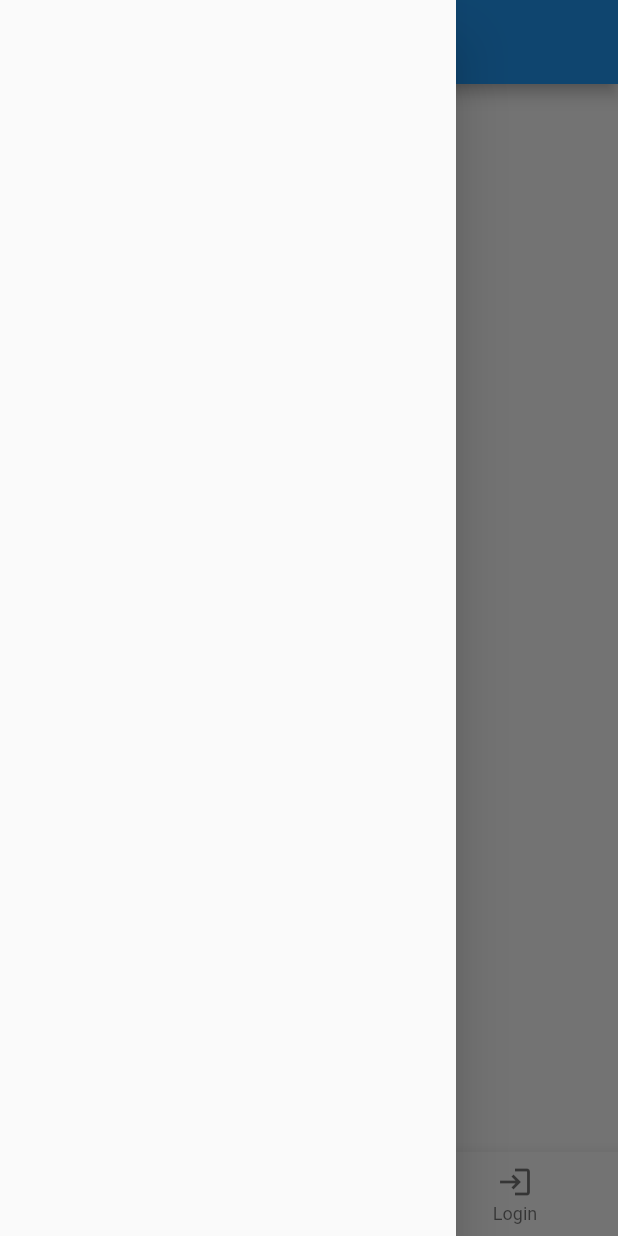
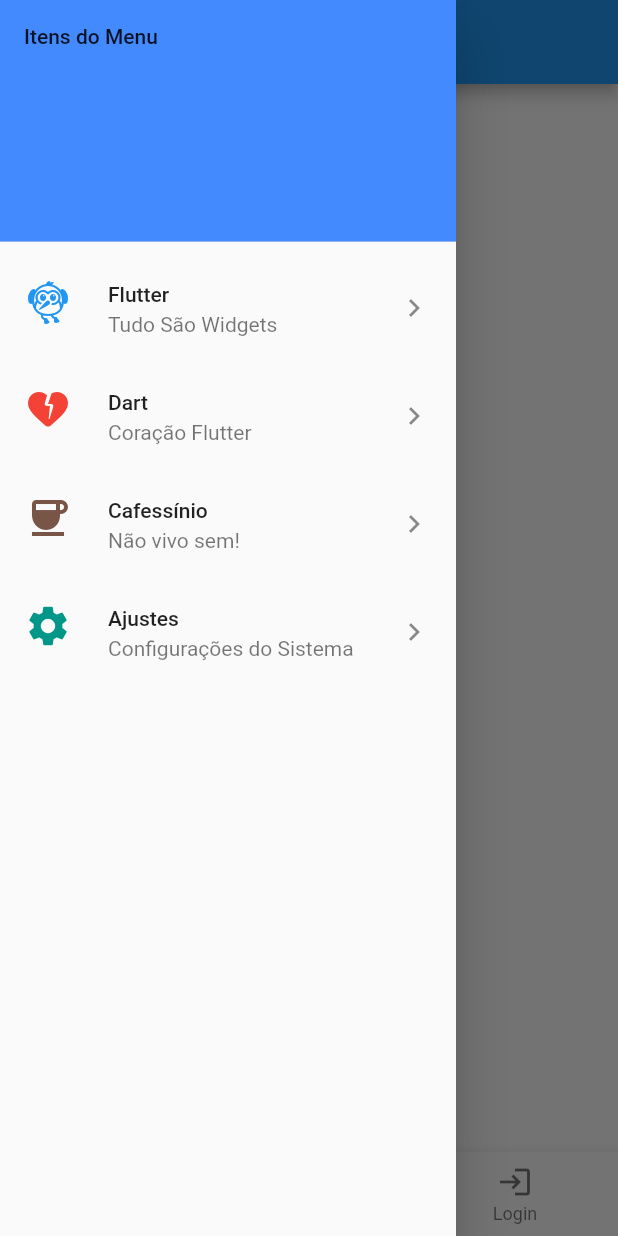
Before and after one commit to doutorhard/develop-app-flutter, a Flutter app: the screen it shows after launch, with the side drawer open, on a phone screen of 412 x 824 dp. Run offline on Flutter 3.47's test engine with Material 2 defaults, Android fonts, the phone set to English and light mode, and no system bars.

Commit message:
Criação do menu de navegação

```diff
--- a/layout/lib/layout.dart
+++ b/layout/lib/layout.dart
@@ -14,9 +14,75 @@
         appBar: AppBar(
           title: const Text("Layout - Flutter"),
         ),
-        drawer: const Drawer(
-            //
-            ),
+
+        // Menu Lateral (hamburger)
+        drawer: Drawer(
+          child: ListView(
+            padding: EdgeInsets.zero,
+            children: const <Widget>[
+              // Cabeçalho do Menu
+              DrawerHeader(
+                  child: Text('Itens do Menu'),
+                  decoration: BoxDecoration(color: Colors.blueAccent)),
+
+              // Item 1
+              ListTile(
+                title: const Text("Flutter"),
+                subtitle: Text("Tudo São Widgets"),
+                trailing: Icon(Icons.keyboard_arrow_right),
+                leading: Icon(
+                  Icons.flutter_dash,
+                  color: Colors.blue,
+                  size: 32,
+                ),
+                // onTap: () {
+                // Aqui vai o codigo de um método
+                // Navigator.pop(context);
+                // }
+              ),
+
+              // Item 2
+              ListTile(
+                title: const Text("Dart"),
+                subtitle: Text("Coração Flutter"),
+                trailing: Icon(Icons.keyboard_arrow_right),
+                leading: Icon(Icons.heart_broken_rounded,
+                    color: Colors.red, size: 32),
+                // onTap: () {
+                // Aqui vai o codigo de um método
+                // Navigator.pop(context);
+                // }
+              ),
+
+              // Item 3
+              ListTile(
+                title: const Text("Cafessínio"),
+                subtitle: Text("Não vivo sem!"),
+                trailing: Icon(Icons.keyboard_arrow_right),
+                leading: Icon(Icons.coffee, color: Colors.brown, size: 32),
+
+                // onTap: () {
+                // Aqui vai o codigo de um método
+                // Navigator.pop(context);
+                // }
+              ),
+
+              // Item 4
+              ListTile(
+                title: const Text("Ajustes"),
+                subtitle: Text("Configurações do Sistema"),
+                trailing: Icon(Icons.keyboard_arrow_right),
+                leading: Icon(Icons.settings, color: Colors.teal, size: 32),
+
+                // onTap: () {
+                // Aqui vai o codigo de um método
+                // Navigator.pop(context);
+                // }
+              )
+            ],
+          ),
+        ),
+
         // Corpo do App
         body: const Center(child: Text('Layout Básico')),
 
@@ -24,16 +90,14 @@
         bottomNavigationBar: BottomNavigationBar(
           items: [
             // ícone Home
-            const BottomNavigationBarItem(
-                icon: Icon(Icons.home), label: 'Home'),
+            BottomNavigationBarItem(icon: Icon(Icons.home), label: 'Home'),
 
             // ícone Configurações
-            const BottomNavigationBarItem(
+            BottomNavigationBarItem(
                 icon: Icon(Icons.settings), label: 'Ajustes'),
 
             // ícone login
-            const BottomNavigationBarItem(
-                icon: Icon(Icons.login), label: 'Login'),
+            BottomNavigationBarItem(icon: Icon(Icons.login), label: 'Login')
           ],
         ),
       ),
```
